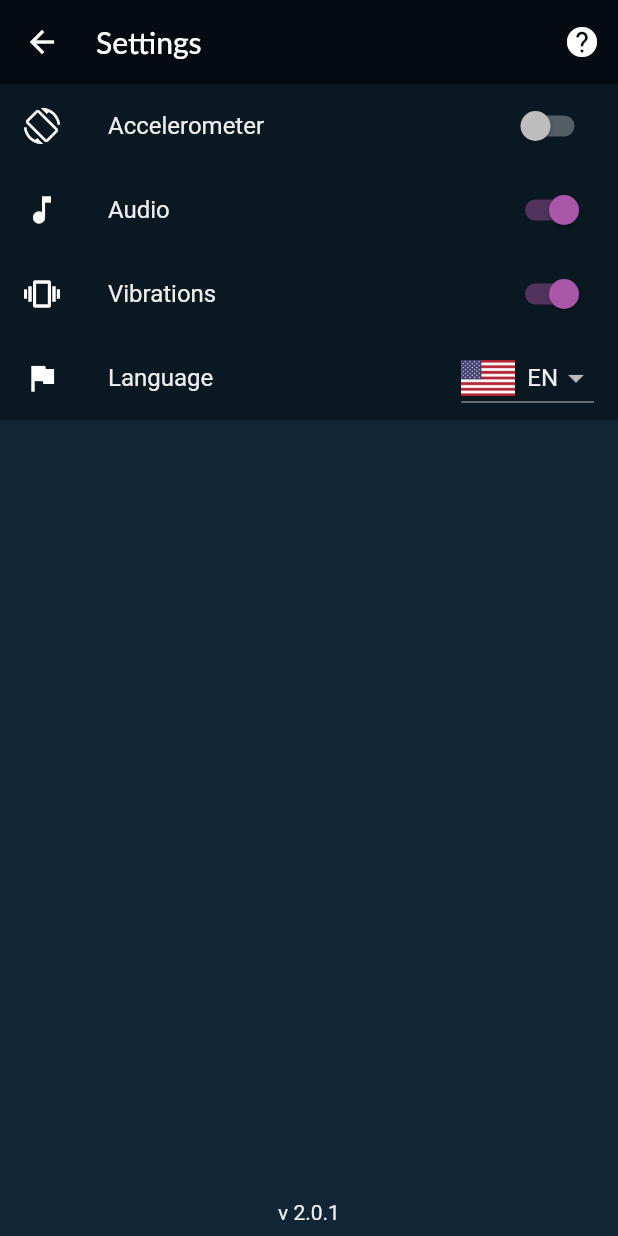
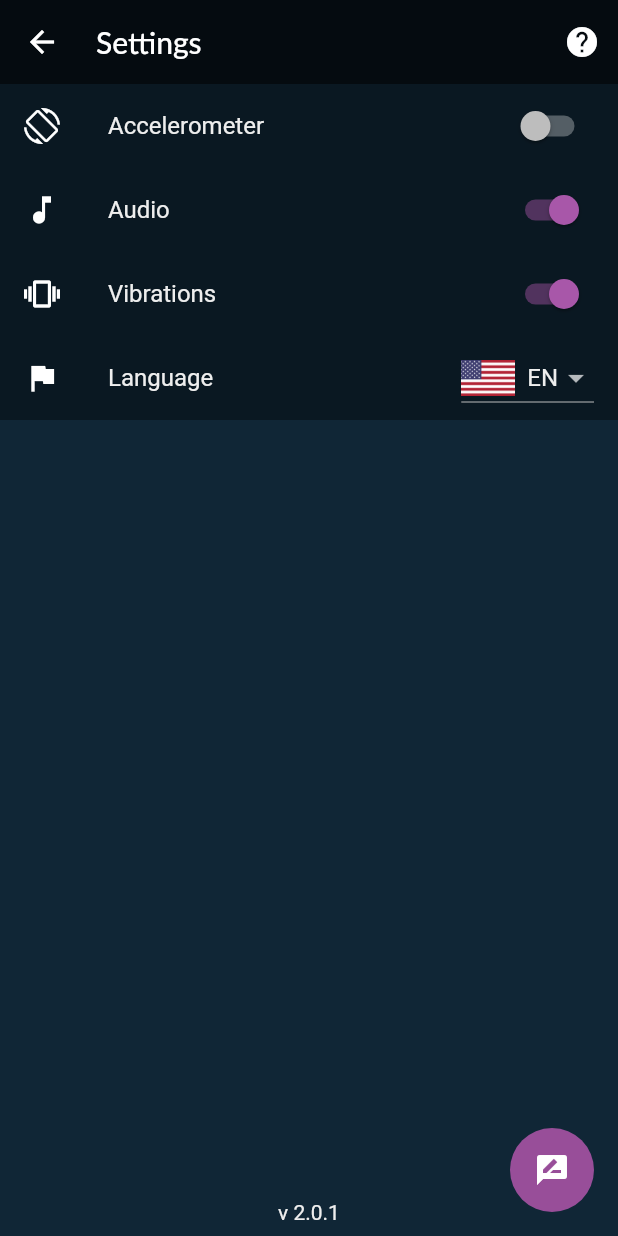
Before and after one commit to vintage/party_flutter, a Flutter app: the SettingsScreen screen opened by its route, on a phone screen of 412 x 824 dp. Run offline on Flutter 3.47's test engine with Material 2 defaults, Android fonts, the phone set to English and light mode, and no system bars; our stand-ins replace audioplayers, firebase_analytics, package_info, sensors, shared_preferences; missing offline and left inert: launch_review, screen, vibrate; accounts and stored records are empty; generated files the repository leaves out were written again; project files that could hold a hidden picture were left out.

Commit message:
App review button

```diff
--- a/lib/screens/settings.dart
+++ b/lib/screens/settings.dart
@@ -1,9 +1,10 @@
 import 'package:flutter/material.dart';
 import 'package:scoped_model/scoped_model.dart';
+import 'package:launch_review/launch_review.dart';
+
 import 'package:zgadula/components/flag_image.dart';
 import 'package:zgadula/localizations.dart';
 import 'package:zgadula/services/language.dart';
-
 import 'package:zgadula/store/settings.dart';
 import 'package:zgadula/store/language.dart';
 
@@ -108,6 +109,14 @@ class SettingsScreen extends StatelessWidget {
   @override
   Widget build(BuildContext context) {
     return Scaffold(
+      floatingActionButton: FloatingActionButton(
+        elevation: 0.0,
+        child: Icon(Icons.rate_review),
+        backgroundColor: Theme.of(context).buttonColor,
+        onPressed: () {
+          LaunchReview.launch();
+        },
+      ),
       body: Column(
         children: <Widget>[
           Expanded(
--- a/lib/theme.dart
+++ b/lib/theme.dart
@@ -14,6 +14,7 @@ ThemeData createTheme(BuildContext context) {
   ThemeData theme = ThemeData(
     fontFamily: 'Lato',
     brightness: Brightness.dark,
+    buttonColor: secondaryColor,
     backgroundColor: primaryDarkColor,
     indicatorColor: secondaryColor,
     scaffoldBackgroundColor: primaryColor,
--- a/pubspec.yaml
+++ b/pubspec.yaml
@@ -28,6 +28,7 @@ dependencies:
   firebase_analytics: ^1.2.0+1
   screen: ^0.0.4
   package_info: ^0.3.2+1
+  launch_review: ^1.0.1
 
 dev_dependencies:
   flutter_test:
```
Also changed, not shown: 1 other file.
